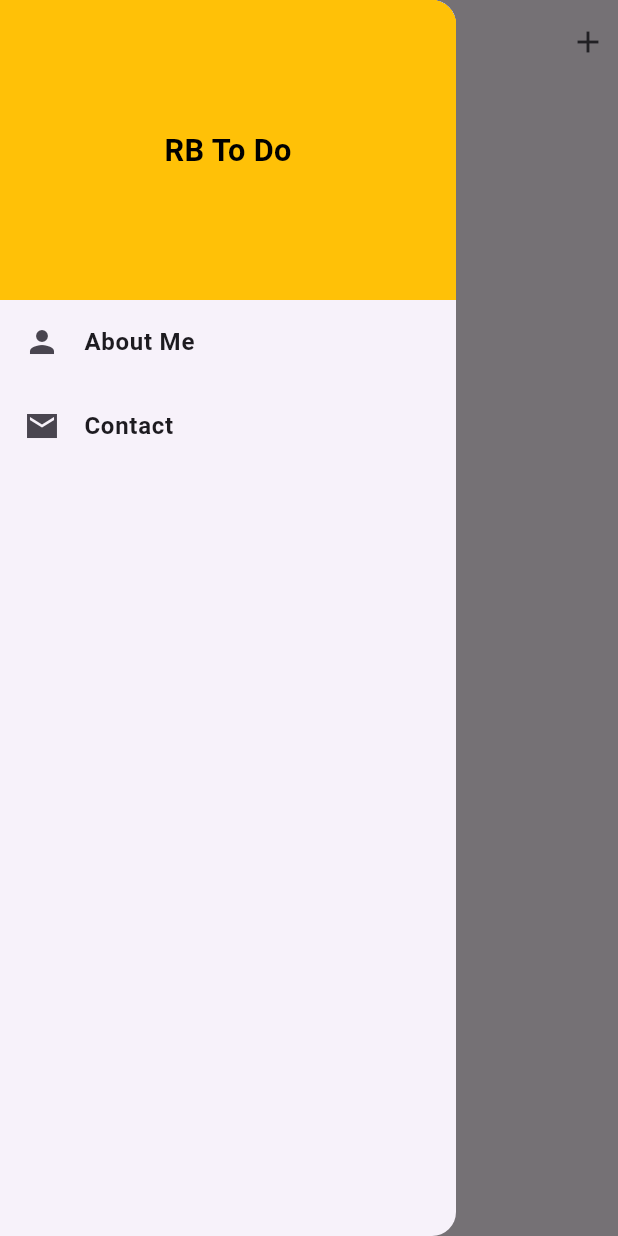
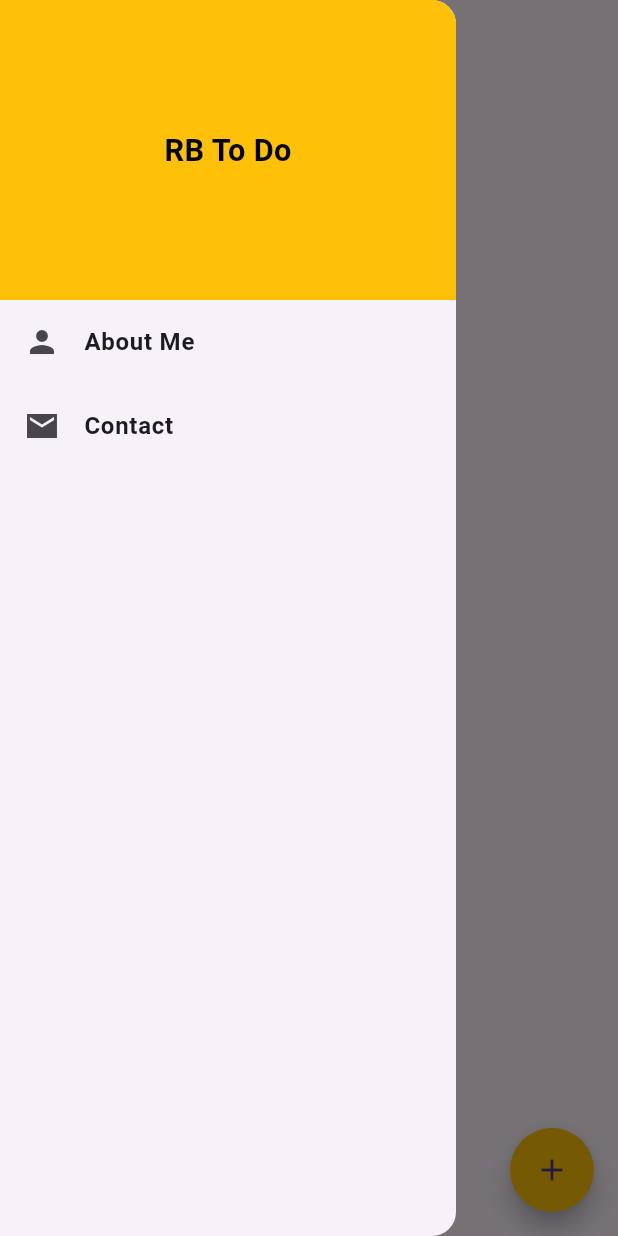
Before and after one commit to makgr/rb_todo_app, a Flutter app: the screen it shows after launch, with the side drawer open, on a phone screen of 412 x 824 dp. Run offline on Flutter 3.47's test engine with Material 3 defaults, Android fonts, the light colour scheme and no system bars; our stand-ins replace shared_preferences.

```diff
--- a/lib/addToDo.dart
+++ b/lib/addToDo.dart
@@ -18,6 +18,11 @@ class _AddToDoState extends State<AddToDo> {
         Text("add to do"),
         TextField(
           controller: toDoText,
+          onSubmitted: (value) {
+            if (toDoText.text != "") {
+              widget.addToDo(todoText: toDoText.text);
+            }
+          },
           autofocus: true,
           decoration: InputDecoration(
             contentPadding: EdgeInsets.all(5),
--- a/lib/main_screen.dart
+++ b/lib/main_screen.dart
@@ -106,12 +106,14 @@ class _MainScreenState extends State<MainScreen> {
       appBar: AppBar(
         centerTitle: true,
         title: Text("RB To Do"),
-        actions: [
-          Padding(
-            padding: const EdgeInsets.all(8.0),
-            child: InkWell(
-              splashColor: Colors.amber,
-              onTap: () {
+      ),
+      body: TodoList(
+        todoList: todoList,
+        updateLocalData: updateLocalData,
+      ),
+      floatingActionButton: FloatingActionButton(
+        shape: CircleBorder(),
+        onPressed: () {
           showModalBottomSheet(
               context: context,
               builder: (context) {
@@ -127,16 +129,8 @@ class _MainScreenState extends State<MainScreen> {
                 );
               });
         },
-              child: Icon(
-                Icons.add,
-              ),
-            ),
-          ),
-        ],
-      ),
-      body: TodoList(
-        todoList: todoList,
-        updateLocalData: updateLocalData,
+        backgroundColor: Colors.amber,
+        child: Icon(Icons.add),
       ),
     );
   }
```
Also changed, not shown: 17 other files. Lines whose indentation alone changed are shown as unchanged.
